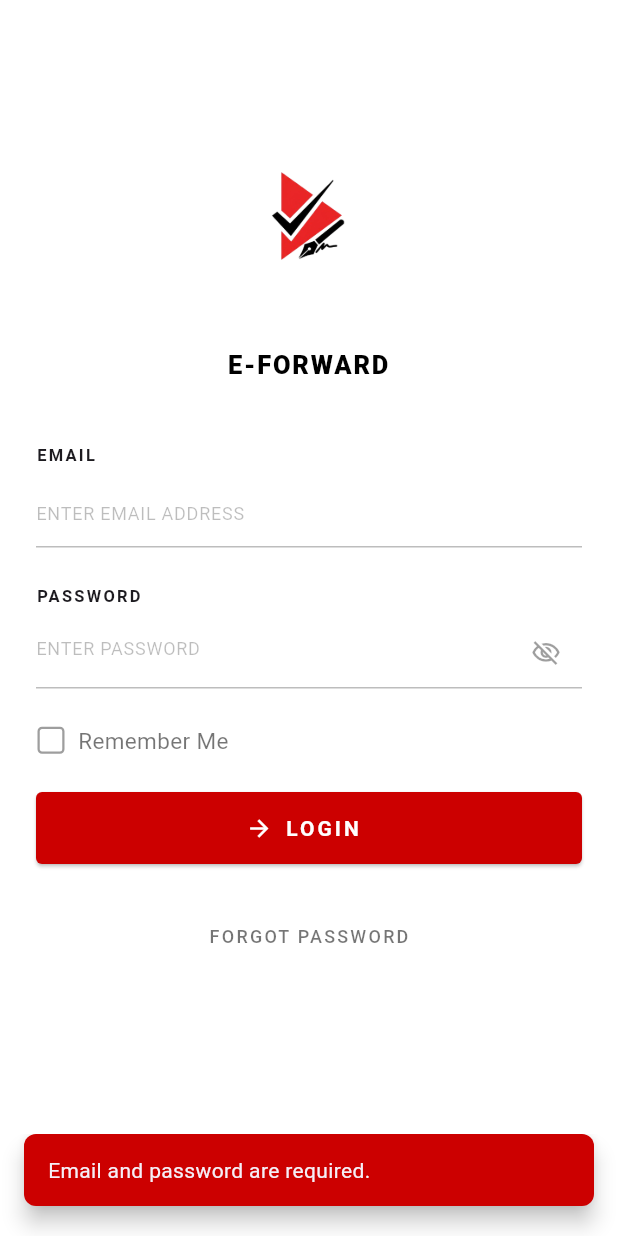
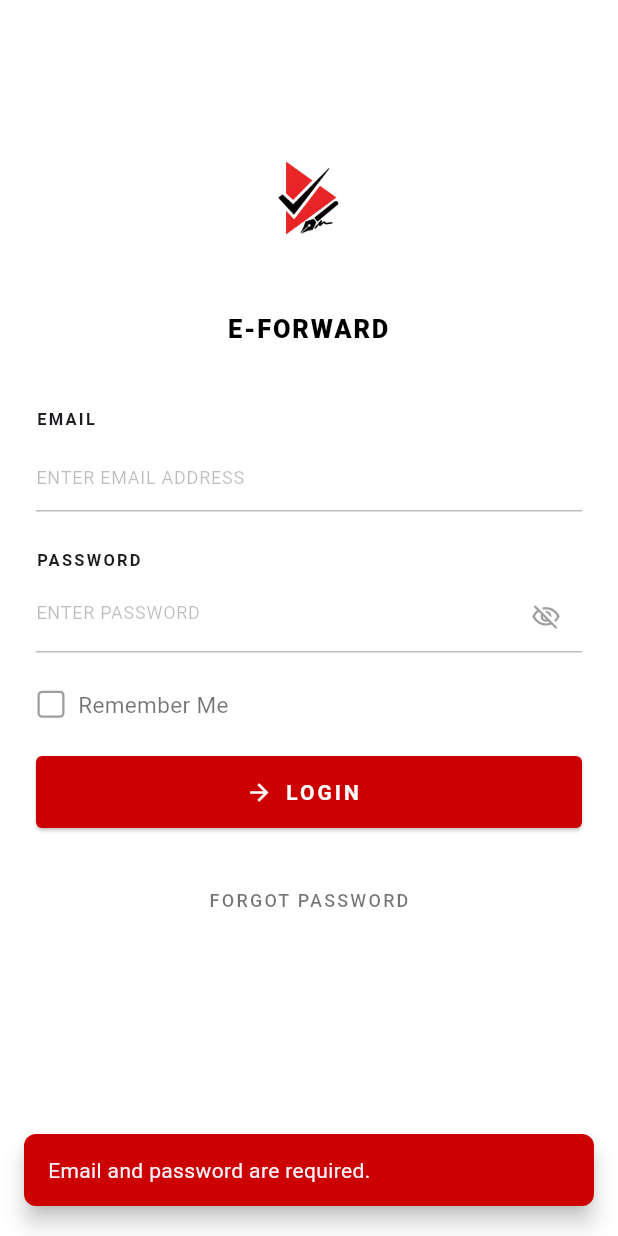
Before and after one commit to Yotsubanashi/eforward_app, a Flutter app: the screen it shows after launch, after a tap on "LOGIN", on a phone screen of 412 x 824 dp. Run offline on Flutter 3.47's test engine with Material 3 defaults, Android fonts, the phone set to English and light mode, and no system bars; our stand-ins replace app_links, device_info_plus, file_picker, firebase_auth, firebase_core, firebase_messaging and 8 more; missing offline and left inert: android_intent_plus, flutter_pdfview, spreadsheet_decoder, syncfusion_flutter_pdf; accounts and stored records are empty; network calls fail; project files that could hold a hidden picture were left out.

Commit message:
feat: add Face ID / PIN quick-unlock buttons to login; revert logo size
Show quick-unlock buttons below the Login button only when the Settings
biometric/PIN toggle is enabled AND a saved session still exists on the
device. iOS shows Face ID + PIN; Android shows PIN only. Tapping
authenticates on-device, validates the saved session via /auth/me, and
enters the dashboard; an expired session falls back to password login.

Also revert the login logo to its default 280x120.

Co-Authored-By: Claude Opus 4.8 <noreply@anthropic.com>

```diff
--- a/lib/screens/auth/login_screen.dart
+++ b/lib/screens/auth/login_screen.dart
@@ -1,4 +1,5 @@
 import 'dart:convert';
+import 'dart:io' show Platform;
 import 'package:flutter/material.dart';
 import 'package:shared_preferences/shared_preferences.dart';
 import '../../config/app_env.dart';
@@ -24,6 +25,11 @@ class _LoginScreenState extends State<LoginScreen> {
   bool _rememberMe = false;
   bool _isLoading = false;
 
+  // Quick-unlock (Face ID / PIN) buttons are only shown when the user enabled
+  // the unlock toggle in Settings AND a saved session still exists on the
+  // device (e.g. they cancelled the biometric prompt at startup).
+  bool _showQuickUnlock = false;
+
   final AuthApi _authApi = AuthApi();
   final TextEditingController _emailController = TextEditingController();
   final TextEditingController _passwordController = TextEditingController();
@@ -36,6 +42,62 @@ class _LoginScreenState extends State<LoginScreen> {
   void initState() {
     super.initState();
     _loadRememberedEmail();
+    _refreshQuickUnlockAvailability();
+  }
+
+  Future<void> _refreshQuickUnlockAvailability() async {
+    final enabled = await SecureUnlockService.isEnabled();
+    final prefs = await SharedPreferences.getInstance();
+    final hasSession =
+        (prefs.getString('access_token')?.trim() ?? '').isNotEmpty;
+    if (!mounted) return;
+    setState(() => _showQuickUnlock = enabled && hasSession);
+  }
+
+  /// Handles the Face ID / PIN quick-unlock buttons: authenticate on the
+  /// device, then validate the saved session before entering. If the session
+  /// has expired, fall back to the normal password login.
+  Future<void> _handleQuickUnlock({required bool biometricOnly}) async {
+    setState(() => _isLoading = true);
+
+    final ok = await SecureUnlockService.authenticate(
+      biometricOnly: biometricOnly,
+    );
+    if (!mounted) return;
+    if (!ok) {
+      setState(() => _isLoading = false);
+      AppSnackbar.error(context, 'Authentication failed. Please try again.');
+      return;
+    }
+
+    final prefs = await SharedPreferences.getInstance();
+    final token = prefs.getString('access_token')?.trim() ?? '';
+    final meResult = await _authApi.getMe(token: token);
+    if (!mounted) return;
+
+    if (meResult.isSuccess && meResult.data != null) {
+      final userDataStr = prefs.getString('user_data');
+      final userData = userDataStr != null && userDataStr.isNotEmpty
+          ? jsonDecode(userDataStr) as Map<String, dynamic>
+          : meResult.data;
+      Navigator.pushReplacement(
+        context,
+        MaterialPageRoute(
+          builder: (context) => DashboardPage(userData: userData),
+        ),
+      );
+      return;
+    }
+
+    // Session is no longer valid — require a fresh password login.
+    setState(() {
+      _isLoading = false;
+      _showQuickUnlock = false;
+    });
+    AppSnackbar.error(
+      context,
+      'Your session has expired. Please login with your password.',
+    );
   }
 
   void _loadRememberedEmail() async {
@@ -199,6 +261,35 @@ class _LoginScreenState extends State<LoginScreen> {
     );
   }
 
+  Widget _buildUnlockButton({
+    required IconData icon,
+    required String label,
+    required VoidCallback? onTap,
+  }) {
+    return SizedBox(
+      height: 48,
+      child: OutlinedButton.icon(
+        onPressed: onTap,
+        icon: Icon(icon, size: 18, color: const Color(0xFFCC0000)),
+        label: Text(
+          label,
+          style: const TextStyle(
+            color: Color(0xFFCC0000),
+            fontSize: 12,
+            letterSpacing: 1.5,
+            fontWeight: FontWeight.w700,
+          ),
+        ),
+        style: OutlinedButton.styleFrom(
+          side: const BorderSide(color: Color(0xFFCC0000)),
+          shape: RoundedRectangleBorder(
+            borderRadius: BorderRadius.circular(4),
+          ),
+        ),
+      ),
+    );
+  }
+
   @override
   void dispose() {
     _emailController.dispose();
@@ -232,8 +323,8 @@ class _LoginScreenState extends State<LoginScreen> {
                         children: [
                           Image.asset(
                             _branding['logo']!,
-                            width: 336,
-                            height: 144,
+                            width: 280,
+                            height: 120,
                             fit: BoxFit.contain,
                             errorBuilder: (context, error, stackTrace) {
                               debugPrint('❌ Logo load error: $error');
@@ -415,6 +506,65 @@ class _LoginScreenState extends State<LoginScreen> {
                         ),
                       ),
                     ),
+                    // Quick unlock (Face ID / PIN) — only when the Settings
+                    // toggle is enabled and a saved session exists. iOS offers
+                    // Face ID + PIN; Android offers PIN only.
+                    if (_showQuickUnlock) ...[
+                      const SizedBox(height: 20),
+                      Row(
+                        children: [
+                          const Expanded(
+                            child: Divider(color: Color(0xFFE8E8E8)),
+                          ),
+                          Padding(
+                            padding: const EdgeInsets.symmetric(horizontal: 12),
+                            child: Text(
+                              "OR UNLOCK WITH",
+                              style: TextStyle(
+                                color: Colors.black38,
+                                fontSize: 10,
+                                letterSpacing: 1.5,
+                                fontWeight: FontWeight.w700,
+                              ),
+                            ),
+                          ),
+                          const Expanded(
+                            child: Divider(color: Color(0xFFE8E8E8)),
+                          ),
+                        ],
+                      ),
+                      const SizedBox(height: 16),
+                      Row(
+                        children: [
+                          if (Platform.isIOS) ...[
+                            Expanded(
+                              child: _buildUnlockButton(
+                                icon: Icons.face,
+                                label: "FACE ID",
+                                onTap: _isLoading
+                                    ? null
+                                    : () => _handleQuickUnlock(
+                                        biometricOnly: true,
+                                      ),
+                              ),
+                            ),
+                            const SizedBox(width: 12),
+                          ],
+                          Expanded(
+                            child: _buildUnlockButton(
+                              icon: Icons.pin_outlined,
+                              label: "PIN",
+                              onTap: _isLoading
+                                  ? null
+                                  : () => _handleQuickUnlock(
+                                      biometricOnly: false,
+                                    ),
+                            ),
+                          ),
+                        ],
+                      ),
+                    ],
+
                     const SizedBox(height: 24),
 
                     // Forgot Password
```
Also changed, not shown: lib/services/secure_unlock_service.dart (+26 -0 lines).
